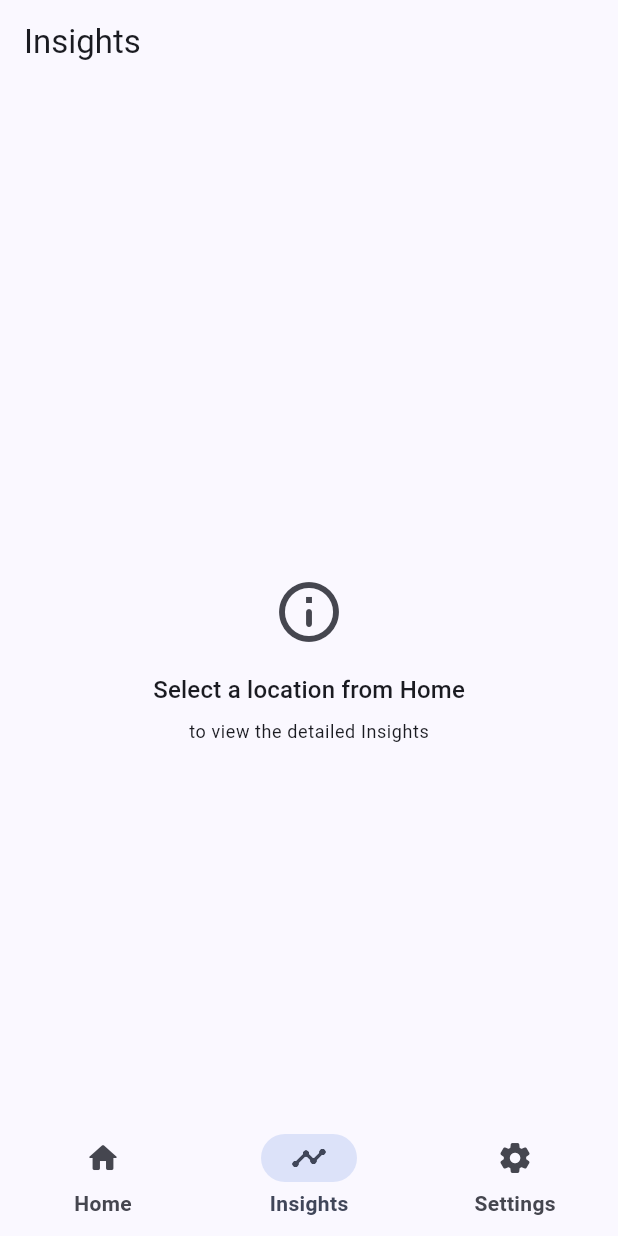
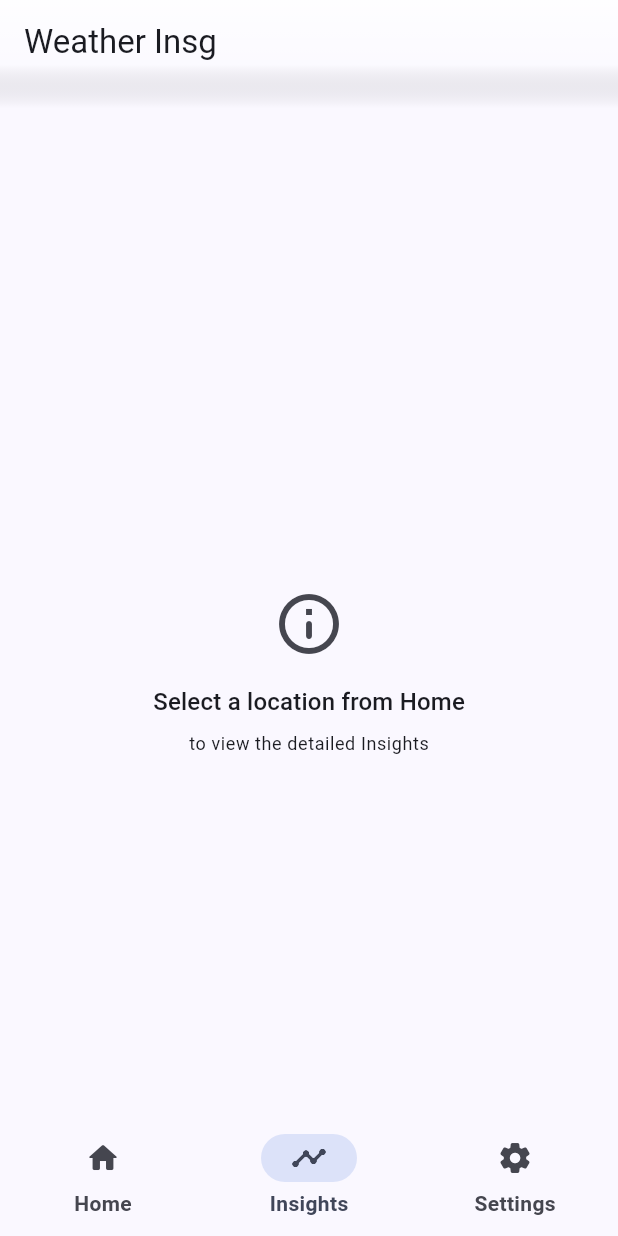
Before and after one commit to aadishsamir123/asdev-weatherfast, a Flutter app: the screen it shows after launch, item 2 of the bottom bar chosen, on a phone screen of 412 x 824 dp. Run offline on Flutter 3.47's test engine with Material 3 defaults, Android fonts, the phone set to English and light mode, and no system bars; drawn by our look-alikes of dynamic_color; our stand-ins replace flutter_typeahead, geolocator, package_info_plus, timezone; missing offline and left inert: flutter_inappwebview.

Commit message:
enhance UI with animated app bars and updating overlays for better user experience

```diff
--- a/lib/detail_screen.dart
+++ b/lib/detail_screen.dart
@@ -699,9 +699,46 @@ class _DetailScreenState extends State<DetailScreen>
 
   @override
   Widget build(BuildContext context) {
+    final brightness = Theme.of(context).brightness;
+
+    PreferredSizeWidget animatedAppBar({required Widget child}) {
+      return PreferredSize(
+        preferredSize: const Size.fromHeight(72),
+        child: Stack(
+          children: [
+            Container(
+              height: 72,
+              decoration: BoxDecoration(
+                gradient: LinearGradient(
+                  begin: Alignment.topCenter,
+                  end: Alignment.bottomCenter,
+                  colors: [
+                    brightness == Brightness.dark
+                        ? Colors.black.withValues(alpha: 0.85)
+                        : Colors.white.withValues(alpha: 0.85),
+                    brightness == Brightness.dark
+                        ? Colors.black.withValues(alpha: 0.25)
+                        : Colors.white.withValues(alpha: 0.25),
+                    Colors.transparent,
+                  ],
+                  stops: const [0.0, 0.6, 1.0],
+                ),
+              ),
+            ),
+            AppBar(
+              backgroundColor: Colors.transparent,
+              elevation: 0,
+              titleSpacing: 16,
+              title: child,
+            ),
+          ],
+        ),
+      );
+    }
+
     if (widget.location == null || widget.location!.isEmpty) {
       return Scaffold(
-        appBar: AppBar(title: const Text('Insights')),
+        appBar: animatedAppBar(child: const Text('Weather Insg')),
         body: Center(
           child: Column(
             mainAxisAlignment: MainAxisAlignment.center,
@@ -729,7 +766,7 @@ class _DetailScreenState extends State<DetailScreen>
 
     if (_isLoading) {
       return Scaffold(
-        appBar: AppBar(title: const Text('Insights')),
+        appBar: animatedAppBar(child: const Text('Insights')),
         body: const Center(child: CircularProgressIndicator()),
       );
     }
@@ -740,17 +777,16 @@ class _DetailScreenState extends State<DetailScreen>
     return Scaffold(
       extendBodyBehindAppBar: true,
       backgroundColor: Colors.transparent,
-      appBar: AppBar(
-        backgroundColor: Colors.transparent,
-        titleSpacing: 16,
-        title: Column(
+      appBar: animatedAppBar(
+        child: Column(
           crossAxisAlignment: CrossAxisAlignment.start,
           children: [
+            const SizedBox(height: 10), // Top spacing
             const Text('Weather Insights'),
             if (_locationName != null)
               Text(
                 _locationName!,
-                style: Theme.of(context).textTheme.bodySmall?.copyWith(
+                style: Theme.of(context).textTheme.bodyMedium?.copyWith(
                       color: Theme.of(context)
                           .colorScheme
                           .onSurface
@@ -781,8 +817,6 @@ class _DetailScreenState extends State<DetailScreen>
                           parent: BouncingScrollPhysics(),
                         ),
                         slivers: [
-                          const SliverToBoxAdapter(child: SizedBox(height: 80)),
-
                           // AI Insights only - no duplicate home page content
                           SliverToBoxAdapter(child: _buildAIInsightsCard()),
                           SliverToBoxAdapter(child: _buildActivityCards()),
```
Also changed, not shown: lib/settings_screen.dart (+4 -7 lines), lib/weather_home.dart (+78 -21 lines).
